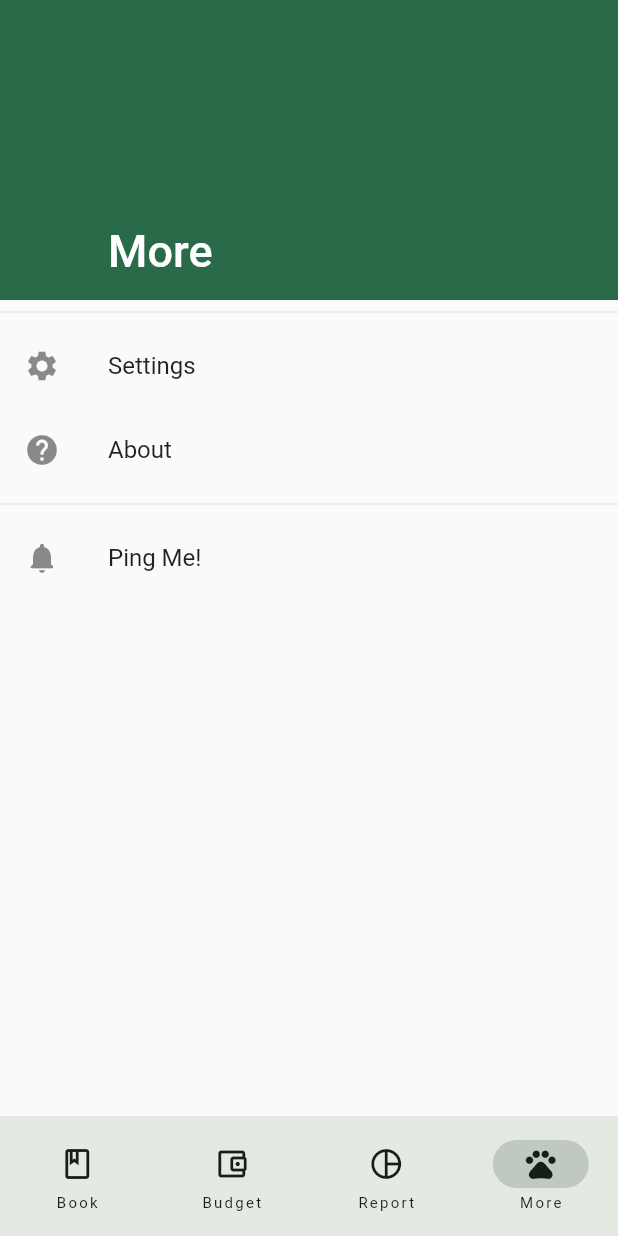
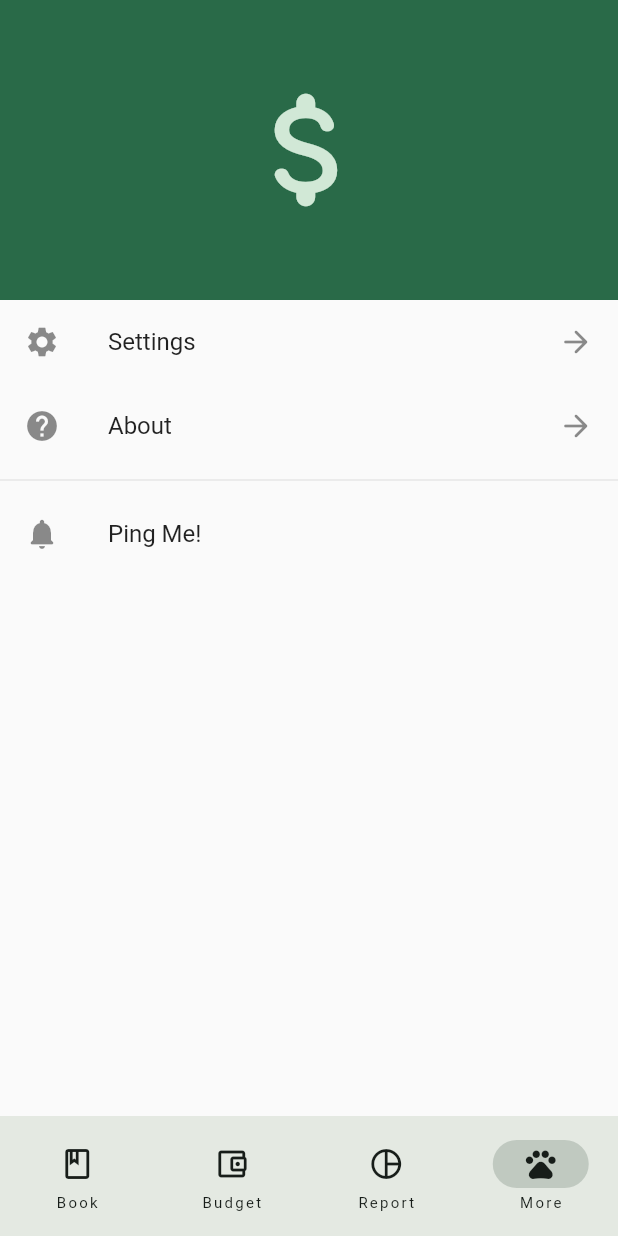
Before and after one commit to aakashhemadri/GnuCashX, a Flutter app: the screen it shows after launch, item 4 of the bottom bar chosen, on a phone screen of 412 x 824 dp. Run offline on Flutter 3.47's test engine with Material 2 defaults, Android fonts, the phone set to English and light mode, and no system bars; drawn by our look-alikes of dynamic_color; our stand-ins replace freezed_annotation, shared_preferences; generated files the repository leaves out were written again.

Commit message:
fix: flesh out MoreView
Signed-off-by: Aakash Hemadri <aakashhemadri123@gmail.com>

```diff
--- a/lib/view/more_view.dart
+++ b/lib/view/more_view.dart
@@ -10,19 +10,23 @@ class MoreView extends StatelessWidget {
   Widget build(BuildContext context) {
     return CustomScrollView(
       slivers: <Widget>[
-        const SliverAppBar(
+        SliverAppBar(
           pinned: true,
           expandedHeight: 200,
           flexibleSpace: FlexibleSpaceBar(
-            title: Text('More'),
+            background: Icon(
+              Icons.attach_money_rounded,
+              size: 100,
+              color: Theme.of(context).colorScheme.secondaryContainer,
+            ),
           ),
         ),
         SliverList(
           delegate: SliverChildListDelegate([
-            kWidgetDivider,
             ListTile(
               title: const Text('Settings'),
               leading: const Icon(Icons.settings),
+              trailing: const Icon(Icons.arrow_forward_rounded),
               enableFeedback: true,
               onTap: () =>
                   Navigator.of(context).pushNamed(RouteManager.settingsPage),
@@ -30,6 +34,7 @@ class MoreView extends StatelessWidget {
             ListTile(
               title: const Text('About'),
               leading: const Icon(Icons.help),
+              trailing: const Icon(Icons.arrow_forward_rounded),
               enableFeedback: true,
               onTap: () =>
                   Navigator.of(context).pushNamed(RouteManager.aboutPage),
```
